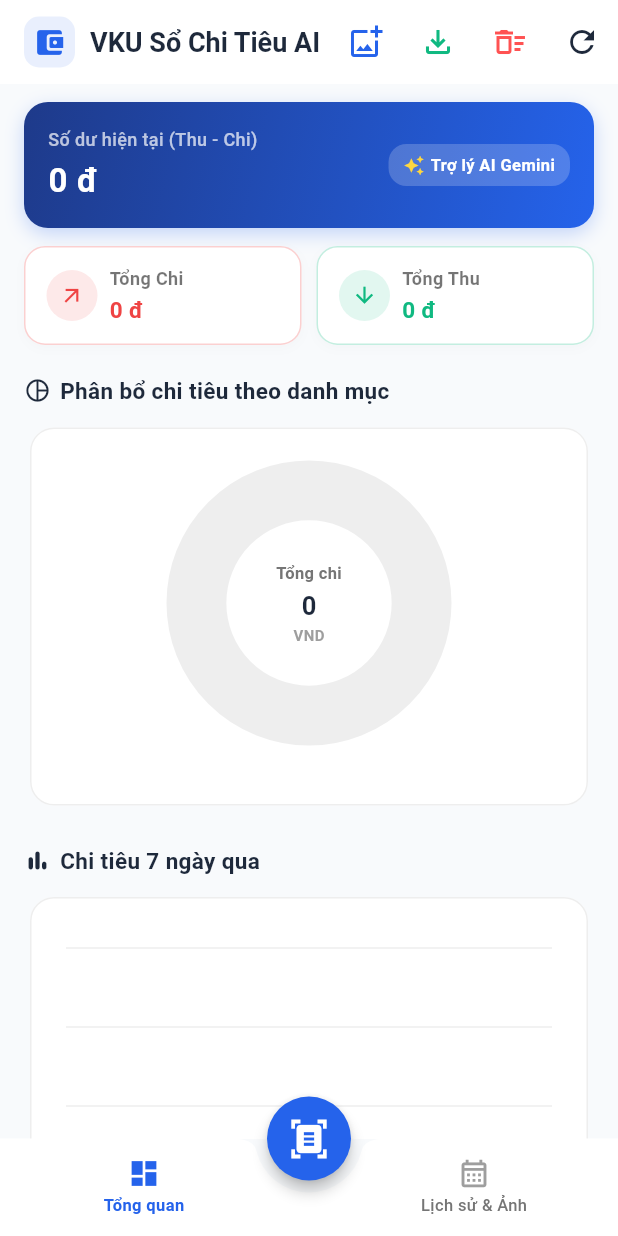
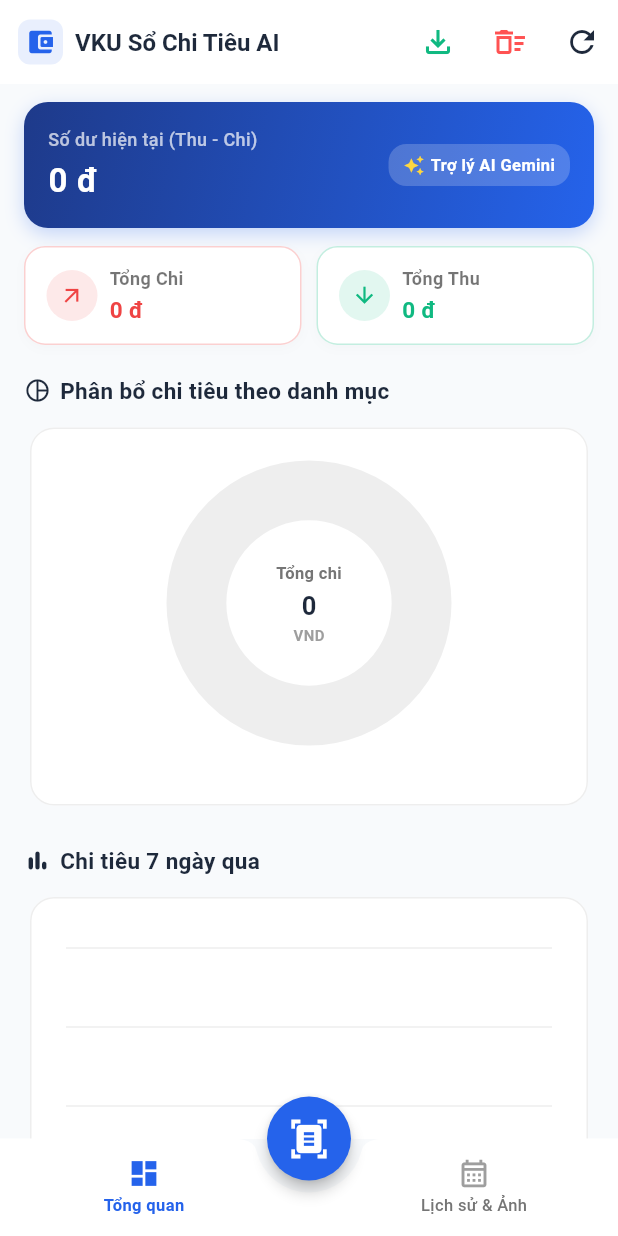
Before and after one commit to hvdat-279/ocr-expense, a Flutter app: the screen it shows after launch, on a phone screen of 412 x 824 dp. Run offline on Flutter 3.47's test engine with Material 3 defaults, Android fonts, the phone set to English and light mode, and no system bars; our stand-ins replace camera, equatable, flutter_bloc, image_picker, sqflite; missing offline and left inert: google_mlkit_text_recognition; accounts and stored records are empty.

Commit message:
fix: resolve AppBar pixel overflow and remove redundant seed button

```diff
--- a/lib/presentation/screens/dashboard_screen.dart
+++ b/lib/presentation/screens/dashboard_screen.dart
@@ -27,50 +27,29 @@ class _DashboardScreenState extends State<DashboardScreen> {
     return Scaffold(
       backgroundColor: const Color(0xFFF8FAFC),
       appBar: AppBar(
+        titleSpacing: 12,
         title: Row(
+          mainAxisSize: MainAxisSize.min,
           children: [
             Container(
-              padding: const EdgeInsets.all(6),
+              padding: const EdgeInsets.all(5),
               decoration: BoxDecoration(
                 color: const Color(0xFF2563EB).withValues(alpha: 0.1),
-                borderRadius: BorderRadius.circular(10),
+                borderRadius: BorderRadius.circular(8),
               ),
-              child: const Icon(Icons.account_balance_wallet_rounded, color: Color(0xFF2563EB), size: 22),
+              child: const Icon(Icons.account_balance_wallet_rounded, color: Color(0xFF2563EB), size: 20),
             ),
-            const SizedBox(width: 10),
-            const Text(
-              'VKU Sổ Chi Tiêu AI',
-              style: TextStyle(fontWeight: FontWeight.bold, fontSize: 18),
+            const SizedBox(width: 8),
+            const Flexible(
+              child: Text(
+                'VKU Sổ Chi Tiêu AI',
+                overflow: TextOverflow.ellipsis,
+                style: TextStyle(fontWeight: FontWeight.bold, fontSize: 16),
+              ),
             ),
           ],
         ),
         actions: [
-          IconButton(
-            tooltip: 'Nạp dữ liệu & ảnh hóa đơn mẫu',
-            icon: const Icon(Icons.add_photo_alternate_outlined, color: Color(0xFF2563EB)),
-            onPressed: () {
-              context.read<ExpenseBloc>().add(SeedSampleDataEvent());
-              ScaffoldMessenger.of(context).showSnackBar(
-                SnackBar(
-                  content: const Row(
-                    children: [
-                      Icon(Icons.auto_awesome, color: Colors.amberAccent, size: 20),
-                      SizedBox(width: 8),
-                      Text('Đã nạp 6 hóa đơn mẫu & ảnh Locket các ngày!'),
-                    ],
-                  ),
-                  behavior: SnackBarBehavior.floating,
-                  backgroundColor: const Color(0xFF1E293B),
-                  margin: EdgeInsets.only(
-                    bottom: MediaQuery.of(context).size.height - 150,
-                    left: 20,
-                    right: 20,
-                  ),
-                  duration: const Duration(seconds: 2),
-                ),
-              );
-            },
-          ),
           BlocBuilder<ExpenseBloc, ExpenseState>(
             builder: (context, state) {
               final txs = (state is ExpenseLoadedState) ? state.transactions : <TransactionEntity>[];
```
